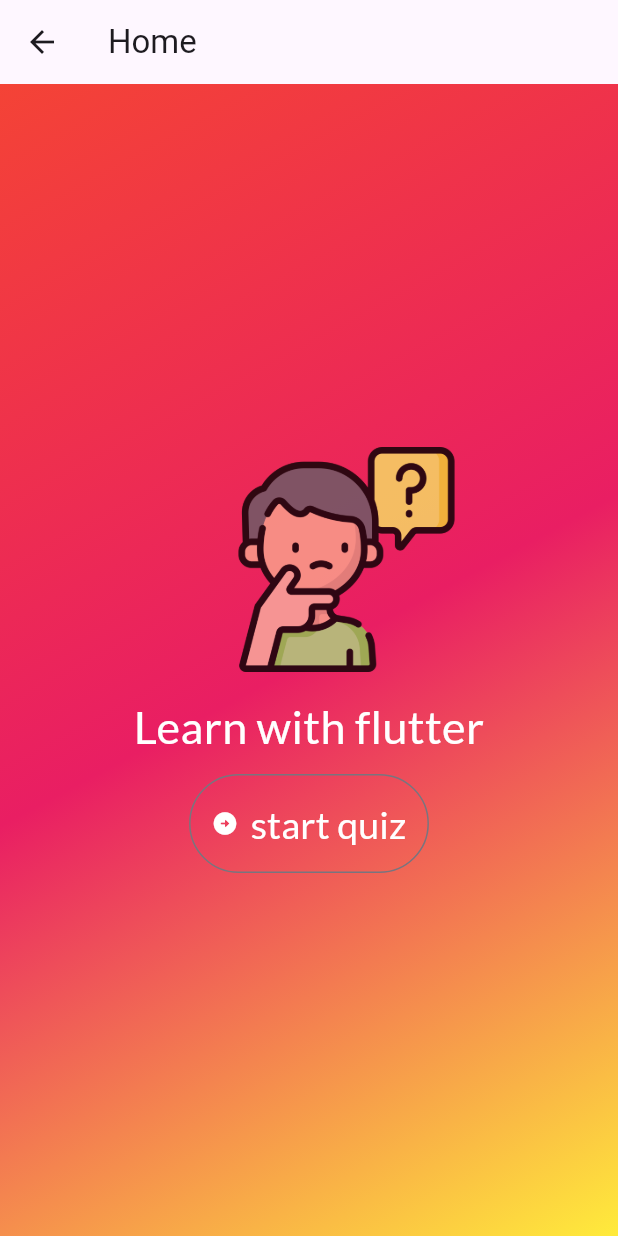
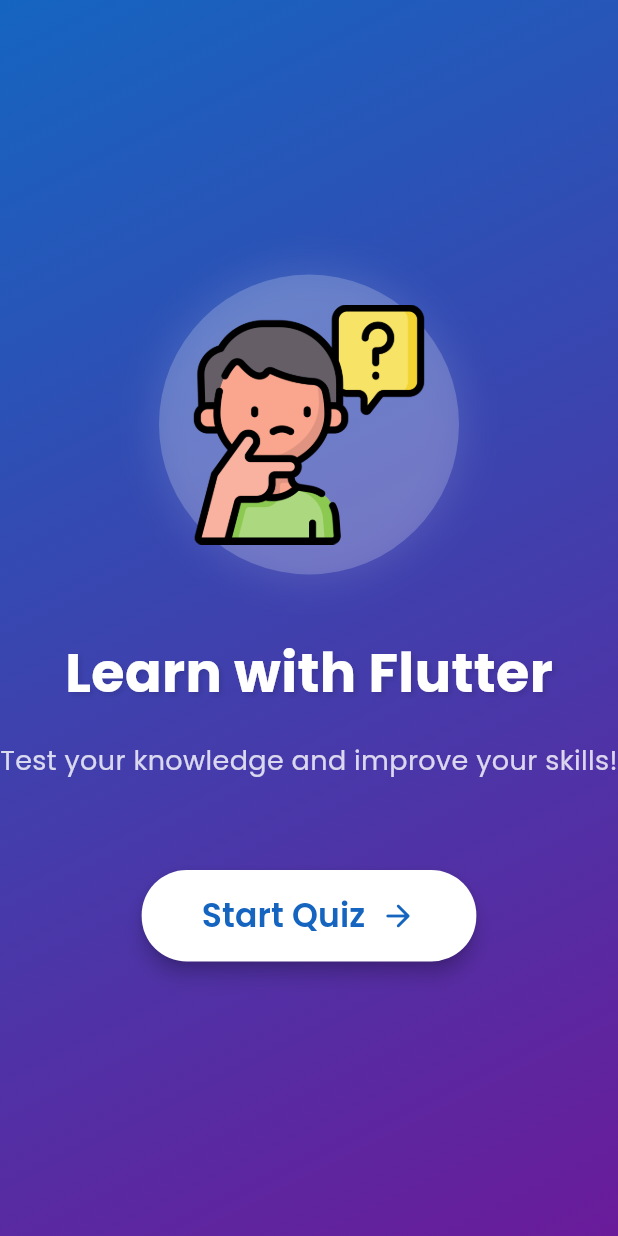
Before and after one commit to LarsDpride/Quiz_App, a Flutter app: the Quiz screen opened directly, on a phone screen of 412 x 824 dp. Run offline on Flutter 3.47's test engine with Material 3 defaults, Android fonts, the phone set to English and light mode, and no system bars; our stand-ins replace firebase_auth, firebase_core, flutter_riverpod, google_fonts; accounts and stored records are empty.

Commit message:
desgin updated

```diff
--- a/lib/quiz.dart
+++ b/lib/quiz.dart
@@ -51,21 +51,7 @@ class _QuizState extends ConsumerState<Quiz> {
     }
 
     return Scaffold(
-      appBar: AppBar(
-        title: const Text('Home'),
-      ),
       body: Container(
-        decoration: const BoxDecoration(
-          gradient: LinearGradient(
-            begin: Alignment.topLeft,
-            end: Alignment.bottomRight,
-            colors: [
-              Colors.red,
-              Colors.pink,
-              Colors.yellow,
-            ],
-          ),
-        ),
         child: showscreen,
       ),
     );
--- a/lib/screens/start_screen.dart
+++ b/lib/screens/start_screen.dart
@@ -7,43 +7,102 @@ class StartScreen extends StatelessWidget {
 
   @override
   Widget build(BuildContext context) {
-    return Center(
+    return Scaffold(
+      body: Container(
+        decoration: BoxDecoration(
+          gradient: LinearGradient(
+            begin: Alignment.topLeft,
+            end: Alignment.bottomRight,
+            colors: [Colors.blue.shade800, Colors.purple.shade800],
+          ),
+        ),
+        child: SafeArea(
+          child: Center(
             child: Column(
-        mainAxisSize: MainAxisSize.min,
+              mainAxisAlignment: MainAxisAlignment.center,
               children: [
-          Container(
-            margin: const EdgeInsets.only(left: 50),
-            child: Opacity(
-              opacity: 0.8,
+                Hero(
+                  tag: 'quiz_logo',
+                  child: Container(
+                    width: 200,
+                    height: 200,
+                    decoration: BoxDecoration(
+                      shape: BoxShape.circle,
+                      color: Colors.white.withOpacity(0.2),
+                      boxShadow: [
+                        BoxShadow(
+                          color: Colors.white.withOpacity(0.1),
+                          blurRadius: 20,
+                          spreadRadius: 5,
+                        ),
+                      ],
+                    ),
+                    child: Padding(
+                      padding: const EdgeInsets.all(20),
                       child: Image.asset(
                         'assets/quiz.png',
-                height: 150,
+                        fit: BoxFit.contain,
                       ),
                     ),
                   ),
-          const SizedBox(
-            height: 15,
                 ),
+                const SizedBox(height: 40),
                 Text(
-            "Learn with flutter",
-            style: GoogleFonts.lato(fontSize: 30, color: Colors.white),
+                  "Learn with Flutter",
+                  style: GoogleFonts.poppins(
+                    fontSize: 36,
+                    fontWeight: FontWeight.bold,
+                    color: Colors.white,
+                    shadows: [
+                      Shadow(
+                        color: Colors.black.withOpacity(0.1),
+                        offset: const Offset(2, 2),
+                        blurRadius: 4,
                       ),
-          const SizedBox(
-            height: 10,
+                    ],
                   ),
-          OutlinedButton.icon(
+                ),
+                const SizedBox(height: 20),
+                Text(
+                  "Test your knowledge and improve your skills!",
+                  textAlign: TextAlign.center,
+                  style: GoogleFonts.poppins(
+                    fontSize: 18,
+                    color: Colors.white.withOpacity(0.8),
+                  ),
+                ),
+                const SizedBox(height: 60),
+                ElevatedButton(
                   onPressed: switchScreen,
-            style: OutlinedButton.styleFrom(
-              padding: const EdgeInsets.all(15),
-              foregroundColor: Colors.white,
+                  style: ElevatedButton.styleFrom(
+                    foregroundColor: Colors.blue.shade800,
+                    backgroundColor: Colors.white,
+                    padding: const EdgeInsets.symmetric(
+                        horizontal: 40, vertical: 15),
+                    shape: RoundedRectangleBorder(
+                      borderRadius: BorderRadius.circular(30),
                     ),
-            icon: const Icon(Icons.arrow_circle_right_rounded),
-            label: Text(
-              'start quiz',
-              style: GoogleFonts.lato(fontSize: 25),
+                    elevation: 5,
                   ),
-          )
+                  child: Row(
+                    mainAxisSize: MainAxisSize.min,
+                    children: [
+                      Text(
+                        'Start Quiz',
+                        style: GoogleFonts.poppins(
+                          fontSize: 22,
+                          fontWeight: FontWeight.w600,
+                        ),
+                      ),
+                      const SizedBox(width: 10),
+                      const Icon(Icons.arrow_forward_rounded, size: 24),
                     ],
+                  ),
+                ),
+              ],
+            ),
+          ),
+        ),
       ),
     );
   }
```
Also changed, not shown: lib/components/answer_buttons.dart (deleted, +0 -29 lines), lib/screens/question_screen.dart (+96 -16 lines). Lines whose indentation alone changed are shown as unchanged.
